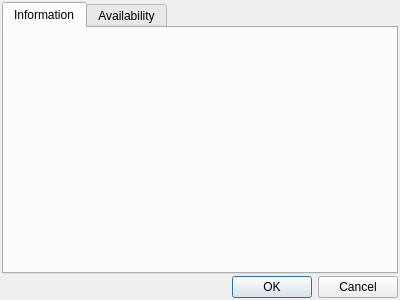
The window that b6p/dlgemployee.ui (diegowald/b6p) describes before a commit, drawn with Qt 5.
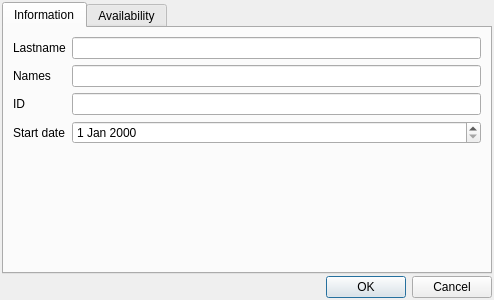
The same window after the commit. The open tabs and pages were chosen to show the change. Custom widgets are drawn as their Qt base class.

Commit message: Implementation of Employee Dialog... Needs Sectors/SubSectors capacity to be implemented.

```diff
--- a/b6p/dlgemployee.ui
+++ b/b6p/dlgemployee.ui
@@ -6,7 +6,7 @@
    <rect>
     <x>0</x>
     <y>0</y>
-    <width>400</width>
+    <width>494</width>
     <height>300</height>
    </rect>
   </property>
@@ -38,6 +38,48 @@
       <attribute name="title">
        <string>Information</string>
       </attribute>
+      <layout class="QFormLayout" name="formLayout">
+       <item row="0" column="0">
+        <widget class="QLabel" name="label">
+         <property name="text">
+          <string>Lastname</string>
+         </property>
+        </widget>
+       </item>
+       <item row="0" column="1">
+        <widget class="QLineEdit" name="txtLastName"/>
+       </item>
+       <item row="1" column="0">
+        <widget class="QLabel" name="label_2">
+         <property name="text">
+          <string>Names</string>
+         </property>
+        </widget>
+       </item>
+       <item row="1" column="1">
+        <widget class="QLineEdit" name="txtNames"/>
+       </item>
+       <item row="2" column="0">
+        <widget class="QLabel" name="label_3">
+         <property name="text">
+          <string>ID</string>
+         </property>
+        </widget>
+       </item>
+       <item row="2" column="1">
+        <widget class="QLineEdit" name="txtID"/>
+       </item>
+       <item row="3" column="0">
+        <widget class="QLabel" name="label_4">
+         <property name="text">
+          <string>Start date</string>
+         </property>
+        </widget>
+       </item>
+       <item row="3" column="1">
+        <widget class="QDateEdit" name="dateStart"/>
+       </item>
+      </layout>
      </widget>
      <widget class="QWidget" name="tab_3">
       <attribute name="title">
```
Left out of the diff: 16 changed lines with no effect on the pictures. The commit also changes 7 other files.
